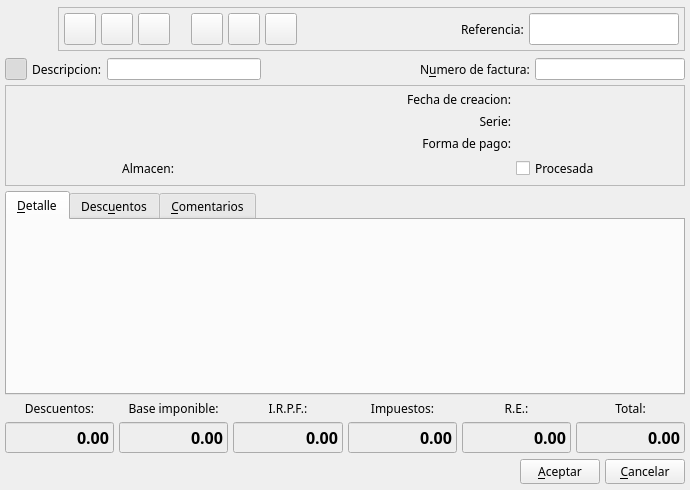
Before: the Qt Designer form bulmages/bulmafact/src/facturabase.ui in eboladev/Bulmages-1, drawn with Qt 5.
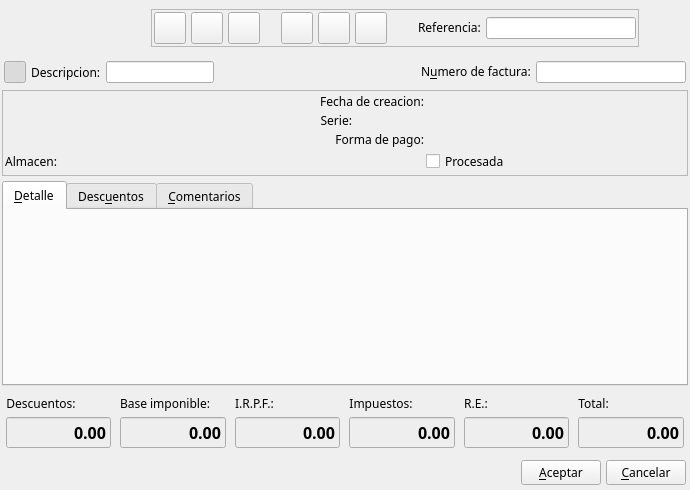
After: the same form once the commit is applied. Icons and pictures are not drawn. Custom widgets are drawn as their Qt base class.

```diff
--- a/bulmages/bulmafact/src/facturabase.ui
+++ b/bulmages/bulmafact/src/facturabase.ui
@@ -20,42 +20,26 @@
    <iconset resource="../../bulmages.qrc" >:/Bulmafact48x48/images/png/48x48/i_bulmages_ventas_facturas.48x48.png</iconset>
   </property>
   <layout class="QVBoxLayout" >
+   <property name="margin" >
+    <number>2</number>
+   </property>
    <property name="spacing" >
     <number>5</number>
    </property>
-   <property name="leftMargin" >
-    <number>5</number>
-   </property>
-   <property name="topMargin" >
-    <number>5</number>
-   </property>
-   <property name="rightMargin" >
-    <number>5</number>
-   </property>
-   <property name="bottomMargin" >
-    <number>5</number>
-   </property>
    <item>
     <layout class="QHBoxLayout" >
+     <property name="margin" >
+      <number>2</number>
+     </property>
      <property name="spacing" >
       <number>5</number>
      </property>
-     <property name="leftMargin" >
-      <number>0</number>
-     </property>
-     <property name="topMargin" >
-      <number>0</number>
-     </property>
-     <property name="rightMargin" >
-      <number>0</number>
-     </property>
-     <property name="bottomMargin" >
-      <number>0</number>
-     </property>
      <item>
       <widget class="QLabel" name="pixmapLabel1" >
        <property name="sizePolicy" >
-        <sizepolicy vsizetype="Fixed" hsizetype="Fixed" >
+        <sizepolicy>
+         <hsizetype>0</hsizetype>
+         <vsizetype>0</vsizetype>
          <horstretch>0</horstretch>
          <verstretch>0</verstretch>
         </sizepolicy>
@@ -83,7 +67,9 @@
      <item>
       <widget class="QFrame" name="frame_2" >
        <property name="sizePolicy" >
-        <sizepolicy vsizetype="Fixed" hsizetype="Expanding" >
+        <sizepolicy>
+         <hsizetype>0</hsizetype>
+         <vsizetype>0</vsizetype>
          <horstretch>0</horstretch>
          <verstretch>0</verstretch>
         </sizepolicy>
@@ -95,21 +81,12 @@
         <enum>QFrame::Raised</enum>
        </property>
        <layout class="QHBoxLayout" >
+        <property name="margin" >
+         <number>2</number>
+        </property>
         <property name="spacing" >
          <number>5</number>
         </property>
-        <property name="leftMargin" >
-         <number>5</number>
-        </property>
-        <property name="topMargin" >
-         <number>5</number>
-        </property>
-        <property name="rightMargin" >
-         <number>5</number>
-        </property>
-        <property name="bottomMargin" >
-         <number>5</number>
-        </property>
         <item>
          <widget class="QToolButton" name="mui_guardar" >
           <property name="minimumSize" >
@@ -368,7 +345,9 @@
         <item>
          <widget class="QLabel" name="label5" >
           <property name="sizePolicy" >
-           <sizepolicy vsizetype="Preferred" hsizetype="Minimum" >
+           <sizepolicy>
+            <hsizetype>0</hsizetype>
+            <vsizetype>0</vsizetype>
             <horstretch>0</horstretch>
             <verstretch>0</verstretch>
            </sizepolicy>
@@ -392,7 +371,9 @@
         <item>
          <widget class="BusquedaReferencia" name="m_reffactura" >
           <property name="sizePolicy" >
-           <sizepolicy vsizetype="Ignored" hsizetype="Preferred" >
+           <sizepolicy>
+            <hsizetype>0</hsizetype>
+            <vsizetype>0</vsizetype>
             <horstretch>0</horstretch>
             <verstretch>0</verstretch>
            </sizepolicy>
@@ -412,21 +393,12 @@
    </item>
    <item>
     <layout class="QHBoxLayout" >
+     <property name="margin" >
+      <number>2</number>
+     </property>
      <property name="spacing" >
       <number>5</number>
      </property>
-     <property name="leftMargin" >
-      <number>0</number>
-     </property>
-     <property name="topMargin" >
-      <number>0</number>
-     </property>
-     <property name="rightMargin" >
-      <number>0</number>
-     </property>
-     <property name="bottomMargin" >
-      <number>0</number>
-     </property>
      <item>
       <widget class="QToolButton" name="mui_detalles" >
        <property name="minimumSize" >
@@ -488,7 +460,9 @@
      <item>
       <widget class="QLineEdit" name="m_descfactura" >
        <property name="sizePolicy" >
-        <sizepolicy vsizetype="Fixed" hsizetype="Expanding" >
+        <sizepolicy>
+         <hsizetype>0</hsizetype>
+         <vsizetype>0</vsizetype>
          <horstretch>0</horstretch>
          <verstretch>0</verstretch>
         </sizepolicy>
@@ -526,7 +500,9 @@
      <item>
       <widget class="QLabel" name="label6" >
        <property name="sizePolicy" >
-        <sizepolicy vsizetype="Preferred" hsizetype="Minimum" >
+        <sizepolicy>
+         <hsizetype>0</hsizetype>
+         <vsizetype>0</vsizetype>
          <horstretch>0</horstretch>
          <verstretch>0</verstretch>
         </sizepolicy>
@@ -553,7 +529,9 @@
      <item>
       <widget class="QLineEdit" name="m_numfactura" >
        <property name="sizePolicy" >
-        <sizepolicy vsizetype="Fixed" hsizetype="Fixed" >
+        <sizepolicy>
+         <hsizetype>0</hsizetype>
+         <vsizetype>0</vsizetype>
          <horstretch>0</horstretch>
          <verstretch>0</verstretch>
         </sizepolicy>
@@ -583,23 +561,11 @@
       <enum>QFrame::Raised</enum>
      </property>
      <layout class="QGridLayout" >
-      <property name="leftMargin" >
-       <number>5</number>
+      <property name="margin" >
+       <number>2</number>
       </property>
-      <property name="topMargin" >
-       <number>5</number>
-      </property>
-      <property name="rightMargin" >
-       <number>5</number>
-      </property>
-      <property name="bottomMargin" >
-       <number>5</number>
-      </property>
-      <property name="horizontalSpacing" >
-       <number>5</number>
-      </property>
-      <property name="verticalSpacing" >
-       <number>5</number>
+      <property name="spacing" >
+       <number>2</number>
       </property>
       <item row="3" column="1" >
        <widget class="BusquedaAlmacen" native="1" name="m_almacen" >
@@ -682,7 +648,9 @@
       <item row="1" column="2" >
        <widget class="QLabel" name="label10" >
         <property name="sizePolicy" >
-         <sizepolicy vsizetype="Preferred" hsizetype="Minimum" >
+         <sizepolicy>
+          <hsizetype>0</hsizetype>
+          <vsizetype>0</vsizetype>
           <horstretch>0</horstretch>
           <verstretch>0</verstretch>
          </sizepolicy>
@@ -709,7 +677,9 @@
       <item row="3" column="0" >
        <widget class="QLabel" name="mui_labelAlmacen" >
         <property name="sizePolicy" >
-         <sizepolicy vsizetype="Preferred" hsizetype="Minimum" >
+         <sizepolicy>
+          <hsizetype>0</hsizetype>
+          <vsizetype>0</vsizetype>
           <horstretch>0</horstretch>
           <verstretch>0</verstretch>
          </sizepolicy>
@@ -736,7 +706,9 @@
       <item rowspan="3" row="0" column="0" colspan="2" >
        <widget class="BusquedaCliente" native="1" name="m_cliente" >
         <property name="sizePolicy" >
-         <sizepolicy vsizetype="Ignored" hsizetype="Expanding" >
+         <sizepolicy>
+          <hsizetype>0</hsizetype>
+          <vsizetype>0</vsizetype>
           <horstretch>0</horstretch>
           <verstretch>0</verstretch>
          </sizepolicy>
@@ -797,21 +769,12 @@
        <string>&amp;Detalle</string>
       </attribute>
       <layout class="QVBoxLayout" >
+       <property name="margin" >
+        <number>2</number>
+       </property>
        <property name="spacing" >
         <number>6</number>
        </property>
-       <property name="leftMargin" >
-        <number>9</number>
-       </property>
-       <property name="topMargin" >
-        <number>9</number>
-       </property>
-       <property name="rightMargin" >
-        <number>9</number>
-       </property>
-       <property name="bottomMargin" >
-        <number>9</number>
-       </property>
        <item>
         <widget class="ListLinFacturaView" native="1" name="subform2" >
          <property name="sizePolicy" >
@@ -878,42 +841,26 @@
    </item>
    <item>
     <layout class="QHBoxLayout" >
+     <property name="margin" >
+      <number>2</number>
+     </property>
      <property name="spacing" >
       <number>5</number>
      </property>
-     <property name="leftMargin" >
-      <number>0</number>
-     </property>
-     <property name="topMargin" >
-      <number>0</number>
-     </property>
-     <property name="rightMargin" >
-      <number>0</number>
-     </property>
-     <property name="bottomMargin" >
-      <number>0</number>
-     </property>
      <item>
       <layout class="QVBoxLayout" >
+       <property name="margin" >
+        <number>2</number>
+       </property>
        <property name="spacing" >
         <number>5</number>
        </property>
-       <property name="leftMargin" >
-        <number>0</number>
-       </property>
-       <property name="topMargin" >
-        <number>0</number>
-       </property>
-       <property name="rightMargin" >
-        <number>0</number>
-       </property>
-       <property name="bottomMargin" >
-        <number>0</number>
-       </property>
        <item>
         <widget class="QLabel" name="label3" >
          <property name="sizePolicy" >
-          <sizepolicy vsizetype="Preferred" hsizetype="Expanding" >
+          <sizepolicy>
+           <hsizetype>0</hsizetype>
+           <vsizetype>0</vsizetype>
            <horstretch>0</horstretch>
            <verstretch>0</verstretch>
           </sizepolicy>
@@ -1011,25 +958,18 @@
      </item>
      <item>
       <layout class="QVBoxLayout" >
+       <property name="margin" >
+        <number>2</number>
+       </property>
        <property name="spacing" >
         <number>5</number>
        </property>
-       <property name="leftMargin" >
-        <number>0</number>
-       </property>
-       <property name="topMargin" >
-        <number>0</number>
-       </property>
-       <property name="rightMargin" >
-        <number>0</number>
-       </property>
-       <property name="bottomMargin" >
-        <number>0</number>
-       </property>
        <item>
         <widget class="QLabel" name="label2" >
          <property name="sizePolicy" >
-          <sizepolicy vsizetype="Preferred" hsizetype="Expanding" >
+          <sizepolicy>
+           <hsizetype>0</hsizetype>
+           <vsizetype>0</vsizetype>
            <horstretch>0</horstretch>
            <verstretch>0</verstretch>
           </sizepolicy>
@@ -1124,25 +1064,18 @@
      </item>
      <item>
       <layout class="QVBoxLayout" >
+       <property name="margin" >
+        <number>2</number>
+       </property>
        <property name="spacing" >
         <number>5</number>
        </property>
-       <property name="leftMargin" >
-        <number>0</number>
-       </property>
-       <property name="topMargin" >
-        <number>0</number>
-       </property>
-       <property name="rightMargin" >
-        <number>0</number>
-       </property>
-       <property name="bottomMargin" >
-        <number>0</number>
-       </property>
        <item>
         <widget class="QLabel" name="label4_3" >
          <property name="sizePolicy" >
-          <sizepolicy vsizetype="Preferred" hsizetype="Expanding" >
+          <sizepolicy>
+           <hsizetype>0</hsizetype>
+           <vsizetype>0</vsizetype>
            <horstretch>0</horstretch>
            <verstretch>0</verstretch>
           </sizepolicy>
@@ -1237,25 +1170,18 @@
      </item>
      <item>
       <layout class="QVBoxLayout" >
+       <property name="margin" >
+        <number>2</number>
+       </property>
        <property name="spacing" >
         <number>5</number>
        </property>
-       <property name="leftMargin" >
-        <number>0</number>
-       </property>
-       <property name="topMargin" >
-        <number>0</number>
-       </property>
-       <property name="rightMargin" >
-        <number>0</number>
-       </property>
-       <property name="bottomMargin" >
-        <number>0</number>
-       </property>
        <item>
         <widget class="QLabel" name="label4" >
          <property name="sizePolicy" >
-          <sizepolicy vsizetype="Preferred" hsizetype="Expanding" >
+          <sizepolicy>
+           <hsizetype>0</hsizetype>
+           <vsizetype>0</vsizetype>
            <horstretch>0</horstretch>
            <verstretch>0</verstretch>
           </sizepolicy>
@@ -1350,25 +1276,18 @@
      </item>
      <item>
       <layout class="QVBoxLayout" >
+       <property name="margin" >
+        <number>2</number>
+       </property>
        <property name="spacing" >
         <number>5</number>
        </property>
-       <property name="leftMargin" >
-        <number>0</number>
-       </property>
-       <property name="topMargin" >
-        <number>0</number>
-       </property>
-       <property name="rightMargin" >
-        <number>0</number>
-       </property>
-       <property name="bottomMargin" >
-        <number>0</number>
-       </property>
        <item>
         <widget class="QLabel" name="label4_2" >
          <property name="sizePolicy" >
-          <sizepolicy vsizetype="Preferred" hsizetype="Expanding" >
+          <sizepolicy>
+           <hsizetype>0</hsizetype>
+           <vsizetype>0</vsizetype>
            <horstretch>0</horstretch>
            <verstretch>0</verstretch>
           </sizepolicy>
@@ -1463,25 +1382,18 @@
      </item>
      <item>
       <layout class="QVBoxLayout" >
+       <property name="margin" >
+        <number>2</number>
+       </property>
        <property name="spacing" >
         <number>5</number>
        </property>
-       <property name="leftMargin" >
-        <number>0</number>
-       </property>
-       <property name="topMargin" >
-        <number>0</number>
-       </property>
-       <property name="rightMargin" >
-        <number>0</number>
-       </property>
-       <property name="bottomMargin" >
-        <number>0</number>
-       </property>
        <item>
         <widget class="QLabel" name="label1" >
          <property name="sizePolicy" >
-          <sizepolicy vsizetype="Preferred" hsizetype="Expanding" >
+          <sizepolicy>
+           <hsizetype>0</hsizetype>
+           <vsizetype>0</vsizetype>
            <horstretch>0</horstretch>
            <verstretch>0</verstretch>
           </sizepolicy>
@@ -1587,21 +1499,12 @@
    </item>
    <item>
     <layout class="QHBoxLayout" >
+     <property name="margin" >
+      <number>2</number>
+     </property>
      <property name="spacing" >
       <number>5</number>
      </property>
-     <property name="leftMargin" >
-      <number>0</number>
-     </property>
-     <property name="topMargin" >
-      <number>0</number>
-     </property>
-     <property name="rightMargin" >
-      <number>0</number>
-     </property>
-     <property name="bottomMargin" >
-      <number>0</number>
-     </property>
      <item>
       <spacer>
        <property name="orientation" >
@@ -1657,6 +1560,26 @@
  </widget>
  <layoutdefault spacing="2" margin="2" />
  <customwidgets>
+  <customwidget>
+   <class>BusquedaFormaPago</class>
+   <extends>QWidget</extends>
+   <header>busquedaformapago.h</header>
+  </customwidget>
+  <customwidget>
+   <class>ListLinFacturaView</class>
+   <extends>QWidget</extends>
+   <header>listlinfacturaview.h</header>
+  </customwidget>
+  <customwidget>
+   <class>BusquedaCliente</class>
+   <extends>QWidget</extends>
+   <header>busquedacliente.h</header>
+  </customwidget>
+  <customwidget>
+   <class>ListDescuentoFacturaView</class>
+   <extends>QWidget</extends>
+   <header>listdescfacturaview.h</header>
+  </customwidget>
   <customwidget>
    <class>BusquedaAlmacen</class>
    <extends>QWidget</extends>
@@ -1677,26 +1600,6 @@
    <extends>QLineEdit</extends>
    <header>busquedareferencia.h</header>
   </customwidget>
-  <customwidget>
-   <class>BusquedaFormaPago</class>
-   <extends>QWidget</extends>
-   <header>busquedaformapago.h</header>
-  </customwidget>
-  <customwidget>
-   <class>ListLinFacturaView</class>
-   <extends>QWidget</extends>
-   <header>listlinfacturaview.h</header>
-  </customwidget>
-  <customwidget>
-   <class>BusquedaCliente</class>
-   <extends>QWidget</extends>
-   <header>busquedacliente.h</header>
-  </customwidget>
-  <customwidget>
-   <class>ListDescuentoFacturaView</class>
-   <extends>QWidget</extends>
-   <header>listdescfacturaview.h</header>
-  </customwidget>
  </customwidgets>
  <resources>
   <include location="../../bulmages.qrc" />
```
Left out of the diff: 38 changed lines with no effect on the pictures.
